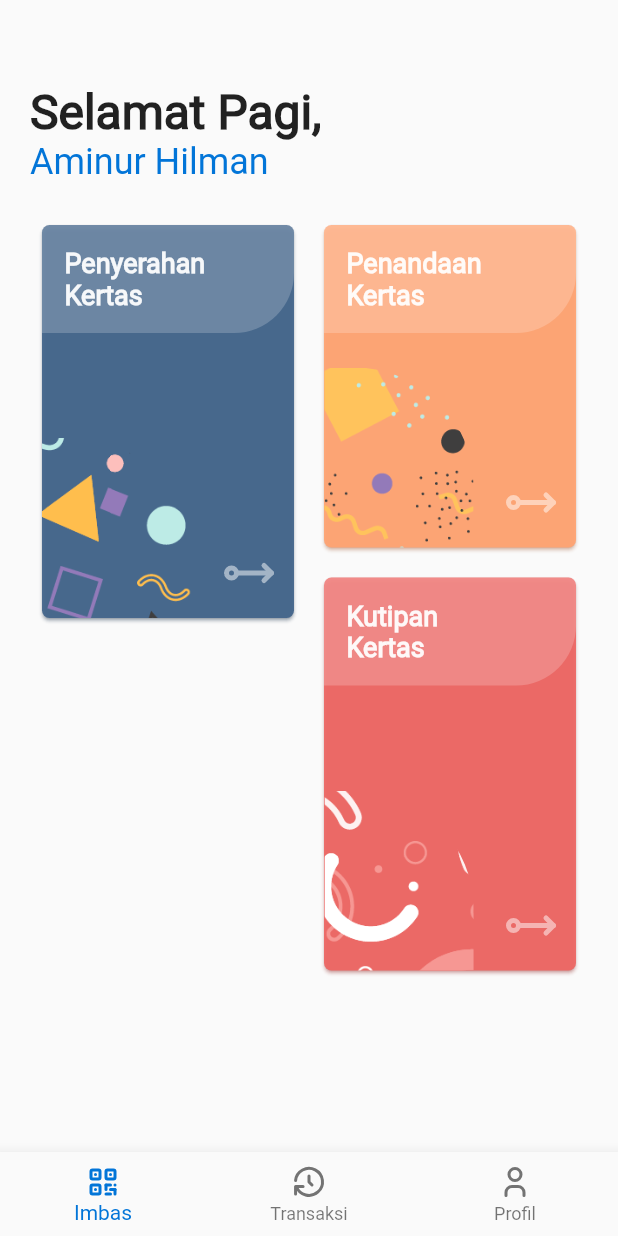
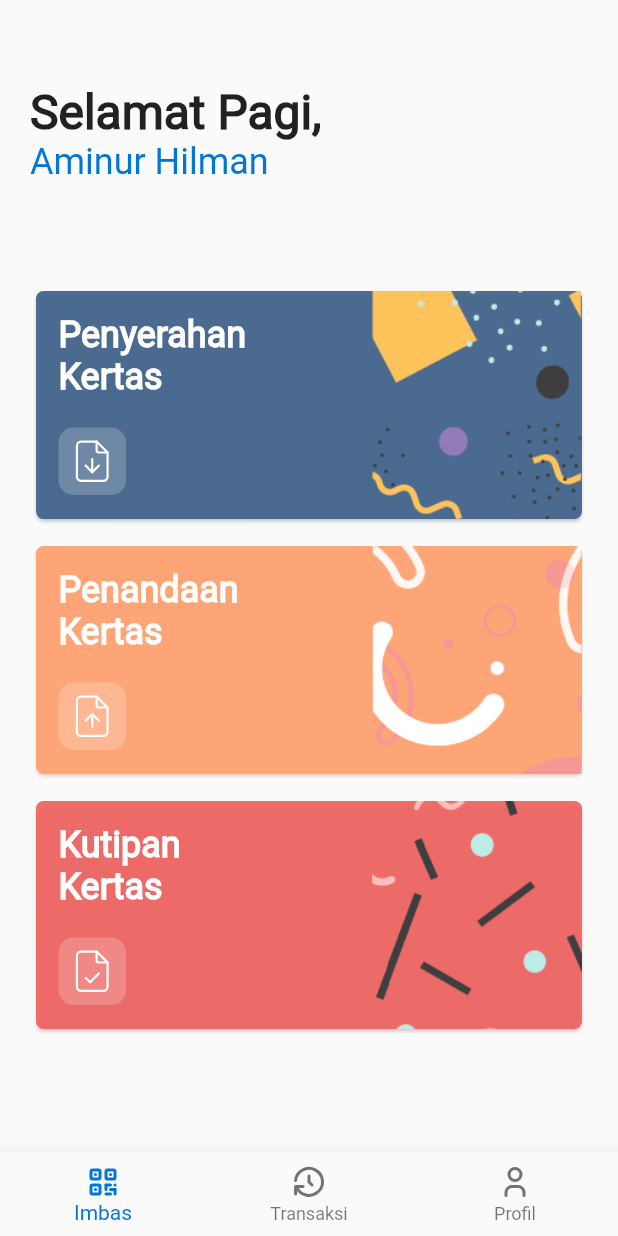
Before and after one commit to faizkarim/my_scan_kp, a Flutter app: the screen it shows after launch, on a phone screen of 412 x 824 dp. Run offline on Flutter 3.47's test engine with Material 2 defaults, Android fonts, the phone set to English and light mode, and no system bars; our stand-ins replace cloud_firestore, firebase_core, flutter_svg, flutter_tabler_icons; missing offline and left inert: flutter_statusbarcolor, qr_code_scanner; accounts and stored records are empty.

Commit message:
redesign the menu button

```diff
--- a/lib/utils/app_data.dart
+++ b/lib/utils/app_data.dart
@@ -11,7 +11,6 @@ class AppData {
   ];
 
   static const List svgIcon = [
-    'file_text.svg',
     'file_download.svg',
     'file_upload.svg',
     'file_check.svg',
@@ -46,7 +45,6 @@ class AppData {
   ];
 
   static const List<String> homeImageButton = [
-    'assets/images/geometry1.png',
     'assets/images/geometry3.png',
     'assets/images/geometry2.png',
     'assets/images/geometry4.png',
--- a/lib/view/screens/home_page.dart
+++ b/lib/view/screens/home_page.dart
@@ -1,7 +1,6 @@
 import 'package:flutter/material.dart';
 import 'package:my_scan_kp/utils/app_colors.dart';
 import 'package:my_scan_kp/utils/app_size.dart';
-import 'package:flutter_staggered_grid_view/flutter_staggered_grid_view.dart';
 import 'package:my_scan_kp/view/share_widgets/app_main_title.dart';
 import 'package:my_scan_kp/view/share_widgets/home_menu_button.dart';
 
@@ -32,24 +31,33 @@ class HomePage extends StatelessWidget {
             fontSize: AppSize.fontSizeX24,
           ),
         ),
-        SizedBox(
-          height: AppSize.spaceX2,
+        // Expanded(
+        //   child: StaggeredGridView.countBuilder(
+        //     crossAxisCount: 4,
+        //     itemCount: 3,
+        //     staggeredTileBuilder: (int index) =>
+        //         new StaggeredTile.count(2, index.isEven ? 3 : 2.5),
+        //     mainAxisSpacing: 4.0,
+        //     crossAxisSpacing: 4.0,
+        //     itemBuilder: (context, index) {
+        //       return HomeMenuButton(
+        //         index: index,
+        //       );
+        //     },
+        //   ),
+        // )
+        Expanded(
+          child: Center(
+            child: ListView.builder(
+              shrinkWrap: true,
+              scrollDirection: Axis.vertical,
+              itemCount: 3,
+              itemBuilder: (context, index) {
+                return HomeMenuButton(index: index);
+              },
+            ),
+          ),
         ),
-        Expanded(
-          child: StaggeredGridView.countBuilder(
-            crossAxisCount: 4,
-            itemCount: 3,
-            itemBuilder: (context, index) {
-              return HomeMenuButton(
-                index: index,
-              );
-            },
-            staggeredTileBuilder: (int index) =>
-                new StaggeredTile.count(2, index.isEven ? 3 : 2.5),
-            mainAxisSpacing: 4.0,
-            crossAxisSpacing: 4.0,
-          ),
-        )
       ],
     );
   }
--- a/lib/view/screens/transaction_page.dart
+++ b/lib/view/screens/transaction_page.dart
@@ -64,7 +64,7 @@ class TransactionPage extends StatelessWidget {
               separatorBuilder: (context, index) {
                 return Divider();
               },
-              itemCount: 4),
+              itemCount: 3),
         )
       ],
     );
--- a/lib/view/share_widgets/home_menu_button.dart
+++ b/lib/view/share_widgets/home_menu_button.dart
@@ -1,13 +1,11 @@
 import 'package:flutter/material.dart';
-import 'package:flutter_tabler_icons/flutter_tabler_icons.dart';
-import 'package:my_scan_kp/utils/app_colors.dart';
+import 'package:flutter_svg/svg.dart';
 import 'package:my_scan_kp/utils/app_data.dart';
 import 'package:my_scan_kp/utils/app_size.dart';
 import 'package:my_scan_kp/view/screens/qr_scan_page.dart';
 
 class HomeMenuButton extends StatelessWidget {
   final int index;
-
   HomeMenuButton({this.index});
 
   @override
@@ -21,78 +19,77 @@ class HomeMenuButton extends StatelessWidget {
                         index: index,
                       )));
         },
-      child: Card(
-        shadowColor: AppData.colors[index],
-        margin: EdgeInsets.all(8.0),
-        color: AppData.colors[index],
         child: Column(
-          crossAxisAlignment: CrossAxisAlignment.start,
           children: [
             Container(
               width: AppSize.widthScreen(context),
-              padding: EdgeInsets.all(
-                15.0,
+              height: 160,
+              child: Card(
+                color: AppData.colors[index],
+                shadowColor: AppData.colors[index].withOpacity(0.5),
+                child: Container(
+                  child: Row(
+                    mainAxisAlignment: MainAxisAlignment.spaceBetween,
+                    children: [
+                      Container(
+                        margin: EdgeInsets.only(
+                          left: 15.0,
+                          top: 15.0,
                         ),
-              decoration: BoxDecoration(
-                  color: Colors.white.withOpacity(0.2),
-                  borderRadius: BorderRadius.only(
-                    bottomRight: Radius.circular(40),
-                  )),
+                        width: AppSize.widthScreen(context) / 2,
                         child: Column(
                           crossAxisAlignment: CrossAxisAlignment.start,
+                          mainAxisAlignment: MainAxisAlignment.start,
                           children: [
                             Text(
                               AppData.title[index].split(" ")[0],
                               style: TextStyle(
-                      color: AppColors.whiteColor,
+                                color: Colors.white,
                                 fontWeight: FontWeight.bold,
-                      fontSize: AppSize.fontSizeX18,
+                                fontSize: AppSize.fontSizeX24,
                               ),
                             ),
                             Text(
                               AppData.title[index].split(" ")[1],
                               style: TextStyle(
-                      color: AppColors.whiteColor,
+                                color: Colors.white,
                                 fontWeight: FontWeight.bold,
-                      fontSize: AppSize.fontSizeX18,
+                                fontSize: AppSize.fontSizeX24,
+                              ),
+                            ),
+                            SizedBox(
+                              height: AppSize.spaceX2,
+                            ),
+                            Container(
+                              decoration: BoxDecoration(
+                                color: Colors.white.withOpacity(0.2),
+                                borderRadius: BorderRadius.circular(10.0),
+                              ),
+                              padding: EdgeInsets.all(AppSize.space),
+                              child: SvgPicture.asset(
+                                'assets/icons/${AppData.svgIcon[index]}',
+                                color: Colors.white,
+                                width: 35.0,
                               ),
                             ),
                           ],
                         ),
                       ),
-            Expanded(
-              child: Row(
-                mainAxisAlignment: MainAxisAlignment.spaceBetween,
-                crossAxisAlignment: CrossAxisAlignment.end,
-                children: [
-                  ClipRRect(
-                    borderRadius: BorderRadius.only(
-                      topRight: Radius.circular(80),
-                    ),
-                    child: Image.asset(
+                      Image.asset(
                         AppData.homeImageButton[index],
-                      width: 100.0,
-                      height: 120.0,
+                        width: 140.0,
+                        height: AppSize.heightScreen(context),
                         fit: BoxFit.fitWidth,
-                    ),
-                  ),
-                  Container(
-                    padding: EdgeInsets.all(AppSize.spaceX1),
-                    child: Align(
-                      alignment: Alignment.bottomRight,
-                      child: Icon(
-                        TablerIcons.arrow_right_circle,
-                        color: AppColors.whiteColor.withOpacity(0.5),
-                        size: AppSize.spaceX4,
-                      ),
-                    ),
                       ),
                     ],
                   ),
                 ),
-          ],
               ),
             ),
-    );
+            SizedBox(
+              height: AppSize.spaceX1,
+            ),
+          ],
+        ));
   }
 }
--- a/pubspec.yaml
+++ b/pubspec.yaml
@@ -17,7 +17,6 @@ dependencies:
   cupertino_icons: ^1.0.0
   firebase_core: ^0.5.2+1
   cloud_firestore: ^0.14.3+1
-  flutter_staggered_grid_view: ^0.3.2
   qr_code_scanner: ^0.0.13
   flutter_statusbarcolor: ^0.2.3
   flutter_tabler_icons: ^1.0.2
```
Also changed, not shown: pubspec.lock. Lines whose indentation alone changed are shown as unchanged.
